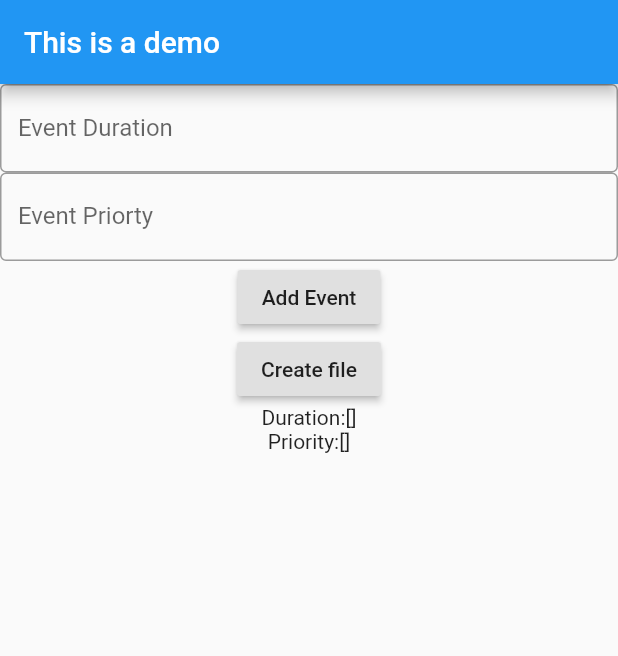
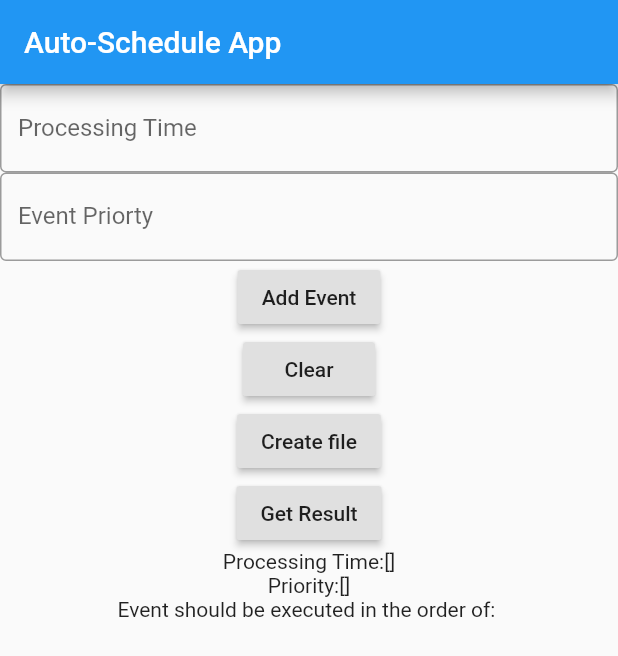
Before and after one commit to 541Jack/pd9, a Flutter app: the screen it shows after launch, after a tap on "Create file", on a phone screen of 412 x 824 dp. Shown: the top 656 px of the screen. Run offline on Flutter 3.47's test engine with Material 2 defaults, Android fonts, the phone set to English and light mode, and no system bars; network calls fail.

Commit message:
added more function

```diff
--- a/lib/main.dart
+++ b/lib/main.dart
@@ -5,6 +5,8 @@ import 'package:provider/provider.dart';
 import './button.dart';
 import './testing.dart';
 import './control.dart';
+import 'package:http/http.dart' as http;
+import 'dart:convert';
 
 void main() => runApp(
       MultiProvider(
@@ -23,6 +25,11 @@ class _MyAppState extends State<MyApp> {
   var durationList = <int>[];
   var priorityList = <double>[];
   String outputString = '';
+  String finalResponse = '';
+  String deletedResponse = '';
+  final _formkey = GlobalKey<FormState>();
+  List<int> intOrder = [];
+
   // This widget is the root of your application.
   @override
   Widget build(BuildContext context) {
@@ -32,7 +39,7 @@ class _MyAppState extends State<MyApp> {
     return MaterialApp(
       home: Scaffold(
           appBar: AppBar(
-            title: Text('This is a demo'),
+            title: Text('Auto-Schedule App'),
           ),
           body: Column(
             children: [
@@ -40,8 +47,8 @@ class _MyAppState extends State<MyApp> {
                 controller: _durationctrl,
                 decoration: InputDecoration(
                   border: OutlineInputBorder(),
-                  hintText: 'Please Enter the Duration of Event',
-                  labelText: 'Event Duration',
+                  hintText: 'Please Enter the Procession Time of Event',
+                  labelText: 'Processing Time',
                 ),
                 keyboardType: TextInputType.number,
               ),
@@ -67,22 +74,56 @@ class _MyAppState extends State<MyApp> {
               ),
               RaisedButton(
                 onPressed: () {
+                  setState(() {
+                    durationList = [];
+                    priorityList = [];
+                  });
+                },
+                child: Text('Clear'),
+              ),
+              RaisedButton(
+                onPressed: () async {
                   for (int i = 0; i <= (durationList.length - 1); i++) {
                     outputString = outputString +
+                        durationList.elementAt(i).toString() +
+                        '#' +
                         priorityList.elementAt(i).toString() +
-                        '#' +
-                        durationList.elementAt(i).toString() +
                         '\n';
                   }
-                  FileManager().writeTextFile(outputString);
-                  print(outputString);
-                  setState(() {});
+
+                  final url = 'http://10.0.2.2:5000/name';
+
+                  final response = await http.post(Uri.parse(url),
+                      body: json.encode({'name': outputString}));
                 },
                 child: Text('Create file'),
               ),
-              Text('Duration:' + durationList.toString()),
+              RaisedButton(
+                onPressed: () async {
+                  final url = 'http://10.0.2.2:5000/name';
+
+                  final response = await http.get(Uri.parse(url));
+
+                  final decoded = json.decode(response.body);
+
+                  setState(() {
+                    finalResponse = decoded['name'];
+                  });
+                  deletedResponse =
+                      finalResponse.substring(0, finalResponse.length - 2);
+                  //Getting flowtime
+                  List<String> result = finalResponse.split(', ');
+                  result.removeLast();
+                  List<int> intOrder = result.map(int.parse).toList();
+
+                  setState(() {});
+                },
+                child: Text('Get Result'),
+              ),
+              Text('Processing Time:' + durationList.toString()),
               Text('Priority:' + priorityList.toString()),
-
+              Text('Event should be executed in the order of: ' +
+                  deletedResponse),
               //AddButton(
               // _durationctrl, _durationList, _priorityctrl, _priorityList),
             ],
--- a/pubspec.yaml
+++ b/pubspec.yaml
@@ -31,6 +31,8 @@ dependencies:
     sdk: flutter
   path_provider: ^2.0.11
   provider: ^5.0.0
+  http: ^0.13.5
+
 
 
   # The following adds the Cupertino Icons font to your application.
```
Also changed, not shown: pubspec.lock, 1 other file.
